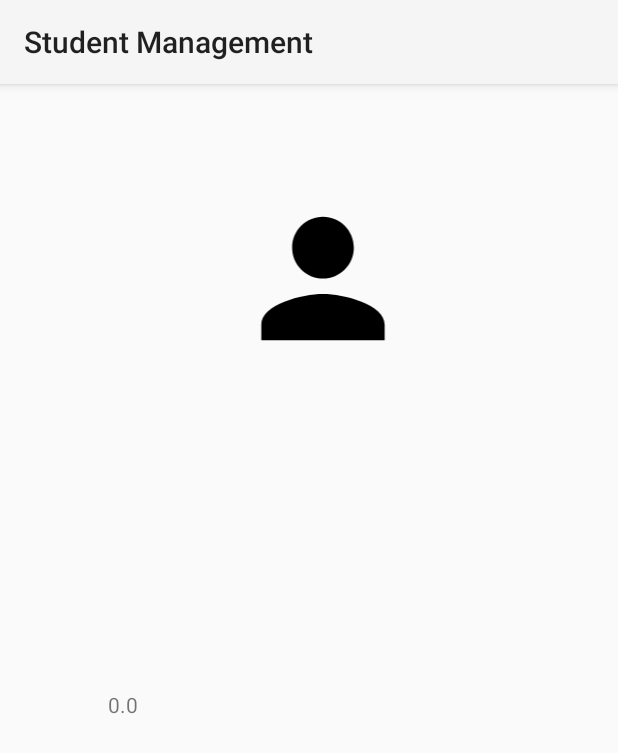
After one commit to Sundhar-K-A/AndroidApp, an Android app built with Jetpack Compose: the ViewStudentActivity screen opened directly, with no data from a screen before it, on a phone screen of 412 x 824 dp. The commit adds this screen. Shown: the top 753 px of the screen. Run offline under Robolectric (Android 15) with nearby library versions, the phone set to English and light mode, and no system bars.

Commit message:
Student details on click

```diff
--- /dev/null
+++ b/app/src/main/java/com/example/studentmanagement/ViewStudentActivity.kt
@@ -0,0 +1,28 @@
+package com.example.studentmanagement
+
+import android.os.Bundle
+import android.util.Log
+import androidx.appcompat.app.AppCompatActivity
+import com.example.studentmanagement.databinding.ActivityViewStudentBinding
+
+class ViewStudentActivity : AppCompatActivity() {
+    private lateinit var binding: ActivityViewStudentBinding
+
+    override fun onCreate(savedInstanceState: Bundle?) {
+        super.onCreate(savedInstanceState)
+        binding = ActivityViewStudentBinding.inflate(layoutInflater)
+        setContentView(binding.root)
+
+        val regno = intent.getStringExtra("STUDENT_REGNO")
+        val name = intent.getStringExtra("STUDENT_NAME")
+        val email = intent.getStringExtra("STUDENT_EMAIL")
+        val cgpa = intent.getDoubleExtra("STUDENT_CGPA", 0.0)
+
+        Log.d("ViewStudentActivity", "Regno: $regno, Name: $name, Email: $email, CGPA: $cgpa")
+
+        binding.tvRegno.text = regno
+        binding.tvName.text = name
+        binding.tvEmail.text = email
+        binding.tvCgpa.text = cgpa.toString()
+    }
+}
--- /dev/null
+++ b/app/src/main/res/layout/activity_view_student.xml
@@ -0,0 +1,59 @@
+<?xml version="1.0" encoding="utf-8"?>
+<androidx.constraintlayout.widget.ConstraintLayout xmlns:android="http://schemas.android.com/apk/res/android"
+    xmlns:app="http://schemas.android.com/apk/res-auto"
+    xmlns:tools="http://schemas.android.com/tools"
+    android:layout_width="match_parent"
+    android:layout_height="match_parent"
+    tools:context=".ViewStudentActivity">
+
+
+    <ImageView
+        android:id="@+id/studentImage"
+        android:layout_width="125dp"
+        android:layout_height="123dp"
+        android:layout_marginTop="68dp"
+        android:src="@drawable/baseline_person_24"
+        app:layout_constraintEnd_toEndOf="parent"
+        app:layout_constraintHorizontal_bias="0.533"
+        app:layout_constraintStart_toStartOf="parent"
+        app:layout_constraintTop_toTopOf="parent" />
+
+
+    <TextView
+        android:id="@+id/tvRegno"
+        android:layout_width="249dp"
+        android:layout_height="37dp"
+        android:layout_marginStart="72dp"
+        android:layout_marginTop="232dp"
+        android:text="Reg No"
+        app:layout_constraintStart_toStartOf="parent"
+        app:layout_constraintTop_toTopOf="parent" />
+
+    <TextView
+        android:id="@+id/tvName"
+        android:layout_width="249dp"
+        android:layout_height="37dp"
+        android:layout_marginTop="20dp"
+        android:text="Name"
+        app:layout_constraintStart_toStartOf="@+id/tvRegno"
+        app:layout_constraintTop_toBottomOf="@+id/tvRegno" />
+
+    <TextView
+        android:id="@+id/tvEmail"
+        android:layout_width="249dp"
+        android:layout_height="37dp"
+        android:layout_marginTop="20dp"
+        android:text="Email"
+        app:layout_constraintStart_toStartOf="@+id/tvName"
+        app:layout_constraintTop_toBottomOf="@+id/tvName" />
+
+    <TextView
+        android:id="@+id/tvCgpa"
+        android:layout_width="249dp"
+        android:layout_height="37dp"
+        android:layout_marginTop="20dp"
+        android:text="CGPA"
+        app:layout_constraintStart_toStartOf="@+id/tvEmail"
+        app:layout_constraintTop_toBottomOf="@+id/tvEmail" />
+
+</androidx.constraintlayout.widget.ConstraintLayout>
```
Also changed, not shown: app/src/main/AndroidManifest.xml (+8 -5 lines), app/src/main/java/com/example/studentmanagement/HomeActivity.kt (+14 -2 lines), app/src/main/java/com/example/studentmanagement/SearchActivity.kt (+15 -5 lines), app/src/main/java/com/example/studentmanagement/adapter/StudentAdapter.kt (+12 -3 lines).
